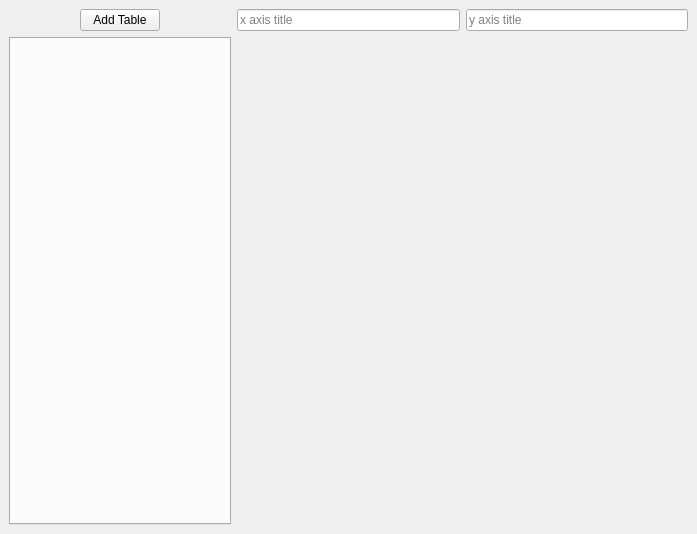
Before: the Qt Designer form WWplot/ui/application_window.ui in wwmm/wwplot, drawn with Qt 5.
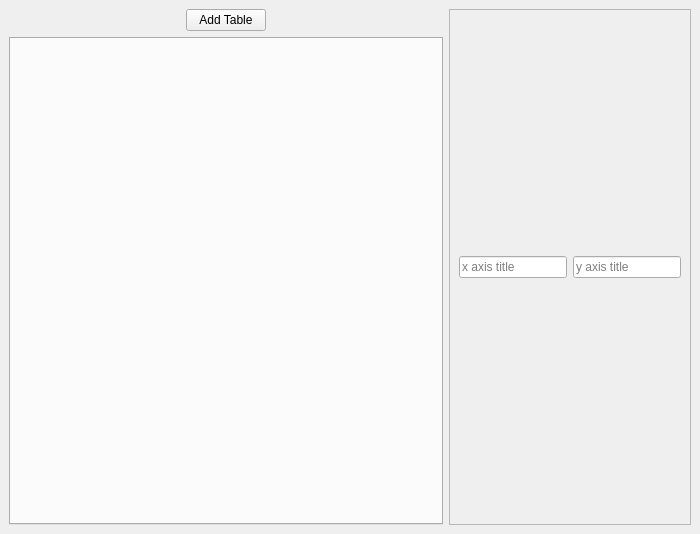
After: the same form once the commit is applied.

```diff
--- a/WWplot/ui/application_window.ui
+++ b/WWplot/ui/application_window.ui
@@ -6,7 +6,7 @@
    <rect>
     <x>0</x>
     <y>0</y>
-    <width>697</width>
+    <width>700</width>
     <height>534</height>
    </rect>
   </property>
@@ -84,7 +84,16 @@
       </property>
      </widget>
     </item>
-    <item row="0" column="1">
+    <item row="0" column="1" rowspan="2" colspan="2">
+     <widget class="QFrame" name="plot_frame">
+      <property name="frameShape">
+       <enum>QFrame::StyledPanel</enum>
+      </property>
+      <property name="frameShadow">
+       <enum>QFrame::Raised</enum>
+      </property>
+      <layout class="QGridLayout" name="gridLayout_2">
+       <item row="0" column="0">
      <widget class="QLineEdit" name="x_axis_title">
       <property name="text">
        <string/>
@@ -93,11 +102,11 @@
        <string>x axis title</string>
       </property>
       <property name="clearButtonEnabled">
-       <bool>true</bool>
+          <bool>false</bool>
       </property>
      </widget>
     </item>
-    <item row="0" column="2">
+       <item row="0" column="1">
      <widget class="QLineEdit" name="y_axis_title">
       <property name="text">
        <string/>
@@ -106,16 +115,19 @@
        <string>y axis title</string>
       </property>
       <property name="clearButtonEnabled">
-       <bool>true</bool>
+          <bool>false</bool>
       </property>
      </widget>
     </item>
-    <item row="1" column="1" colspan="2">
+       <item row="1" column="0" colspan="2">
      <layout class="QVBoxLayout" name="plot_layout">
       <property name="sizeConstraint">
        <enum>QLayout::SetDefaultConstraint</enum>
       </property>
      </layout>
+       </item>
+      </layout>
+     </widget>
     </item>
    </layout>
   </widget>
```
Lines whose indentation alone changed are shown as unchanged.
